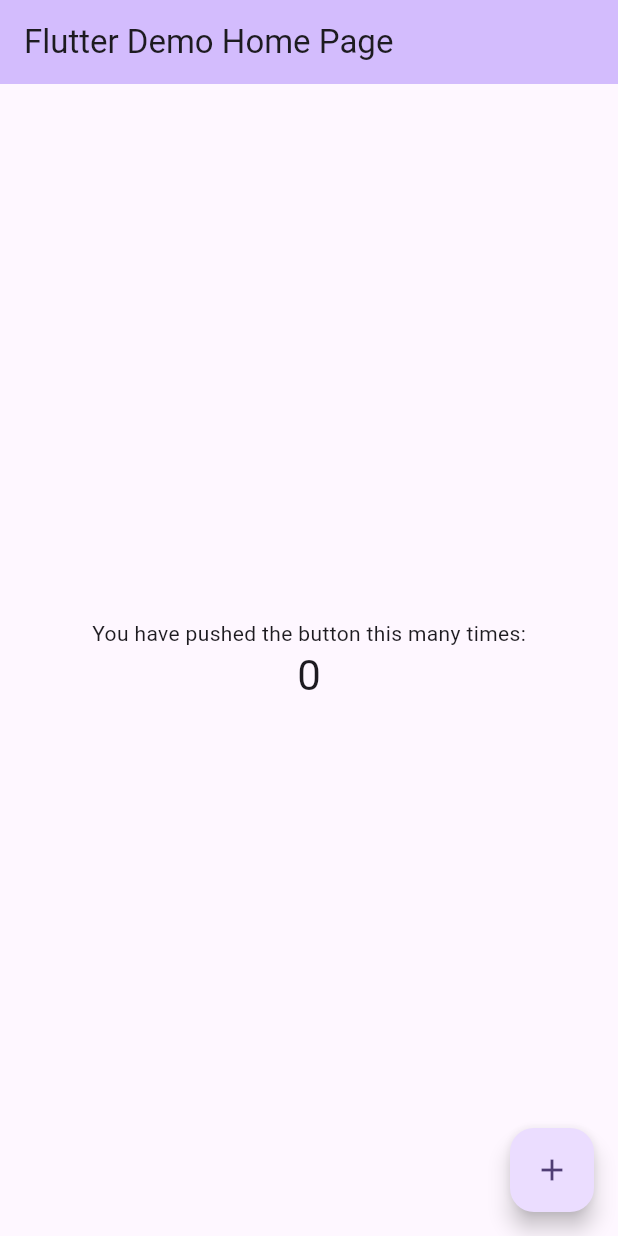
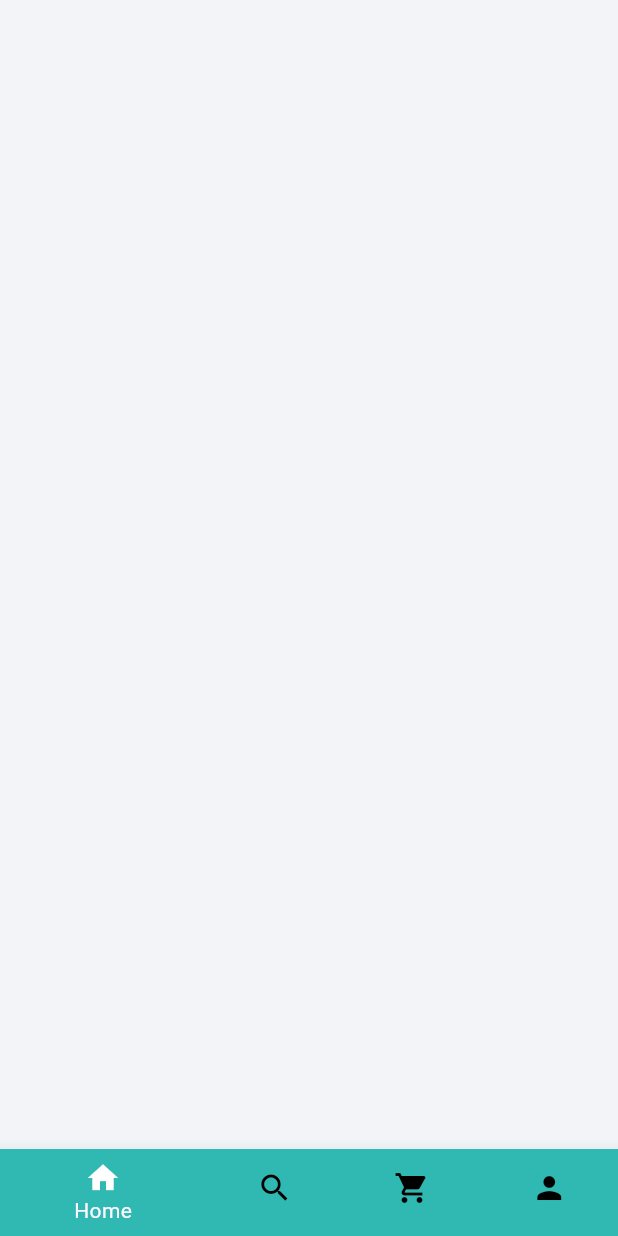
Before and after one commit to asyrafahmad/foodly_app, a Flutter app: the screen it shows after launch, on a phone screen of 412 x 824 dp. Run offline on Flutter 3.47's test engine with Material 3 defaults, Android fonts, the phone set to English and light mode, and no system bars; our stand-ins replace flutter_screenutil, get.

Commit message:
[Add] bottom navigator & change NDK version based on dependencies version

```diff
--- a/lib/constants/constants.dart
+++ b/lib/constants/constants.dart
@@ -16,7 +16,7 @@ const kDark = Color(0xff000000);
 const kRed = Color(0xffe81e4d);
 const kOffWhite = Color(0xffF3F4F8);
 
-double hieght = 825.h;
+double height = 825.h;
 double width = 375.w;
 
 
--- a/lib/main.dart
+++ b/lib/main.dart
@@ -1,4 +1,10 @@
 import 'package:flutter/material.dart';
+import 'package:flutter_screenutil/flutter_screenutil.dart';
+import 'package:foodly_app/constants/constants.dart';
+import 'package:foodly_app/views/entrypoint.dart';
+import 'package:get/get.dart';
+
+Widget defaultHome = const MainScreen();
 
 void main() {
   runApp(const MyApp());
@@ -10,27 +16,26 @@ class MyApp extends StatelessWidget {
   // This widget is the root of your application.
   @override
   Widget build(BuildContext context) {
-    return MaterialApp(
-      title: 'Flutter Demo',
-      theme: ThemeData(
-        // This is the theme of your application.
-        //
-        // TRY THIS: Try running your application with "flutter run". You'll see
-        // the application has a purple toolbar. Then, without quitting the app,
-        // try changing the seedColor in the colorScheme below to Colors.green
-        // and then invoke "hot reload" (save your changes or press the "hot
-        // reload" button in a Flutter-supported IDE, or press "r" if you used
-        // the command line to start the app).
-        //
-        // Notice that the counter didn't reset back to zero; the application
-        // state is not lost during the reload. To reset the state, use hot
-        // restart instead.
-        //
-        // This works for code too, not just values: Most code changes can be
-        // tested with just a hot reload.
-        colorScheme: ColorScheme.fromSeed(seedColor: Colors.deepPurple),
-      ),
-      home: const MyHomePage(title: 'Flutter Demo Home Page'),
+    return ScreenUtilInit(
+      designSize: const Size(375, 825),
+      minTextAdapt: true,
+      splitScreenMode: true,
+      // Use builder only if you need to use library outside ScreenUtilInit context
+      builder: (context, child) {
+        return GetMaterialApp(
+          debugShowCheckedModeBanner: false,
+          title: 'Foodly App',
+          // You can use the library anywhere in the app even in theme
+          theme: ThemeData(
+            scaffoldBackgroundColor: kOffWhite,
+            iconTheme: const IconThemeData(
+              color: kDark,
+            ),
+            primarySwatch: Colors.grey
+          ),
+          home: defaultHome,
+        );
+      },
     );
   }
 }
--- /dev/null
+++ b/lib/views/entrypoint.dart
@@ -0,0 +1,60 @@
+import 'package:flutter/material.dart';
+import 'package:foodly_app/constants/constants.dart';
+
+class MainScreen extends StatelessWidget {
+  const MainScreen({super.key});
+
+  @override
+  Widget build(BuildContext context) {
+    return Scaffold(
+      body: Stack(
+        children: [
+          // Background image or color
+          Container(
+            height: height,
+            width: width,
+            color: kOffWhite,
+          ),
+          Align(
+            alignment: Alignment.bottomCenter,
+            child: Theme(
+              data: Theme.of(context).copyWith(canvasColor: kPrimary),
+              child: BottomNavigationBar(
+                showSelectedLabels: true,
+                showUnselectedLabels: false,
+                unselectedIconTheme: const IconThemeData(
+                  color: kDark,
+                ),
+                selectedIconTheme: const IconThemeData(
+                  color: kWhite,
+                ),
+                onTap: (value) {
+                  // Handle navigation logic here
+                  print("Selected index: $value");
+                },
+                items: const [
+                  BottomNavigationBarItem(
+                    icon: Icon(Icons.home),
+                    label: 'Home',
+                  ),
+                  BottomNavigationBarItem(
+                    icon: Icon(Icons.search),
+                    label: 'Search',
+                  ),
+                  BottomNavigationBarItem(
+                    icon: Icon(Icons.shopping_cart),
+                    label: 'Cart',
+                  ),
+                  BottomNavigationBarItem(
+                    icon: Icon(Icons.person),
+                    label: 'Profile',
+                  ),
+                ]
+              ),
+            ),
+          )
+        ],
+      ),
+    );
+  }
+}
```
Also changed, not shown: pubspec.yaml (+10 -10 lines), pubspec.lock, 7 other files.
